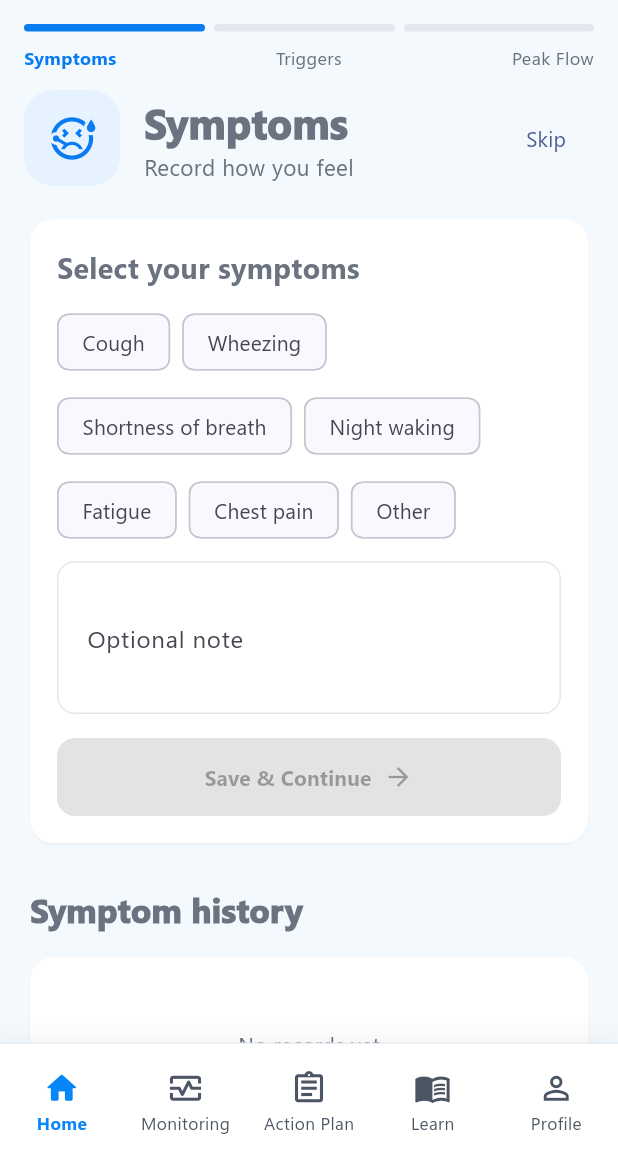
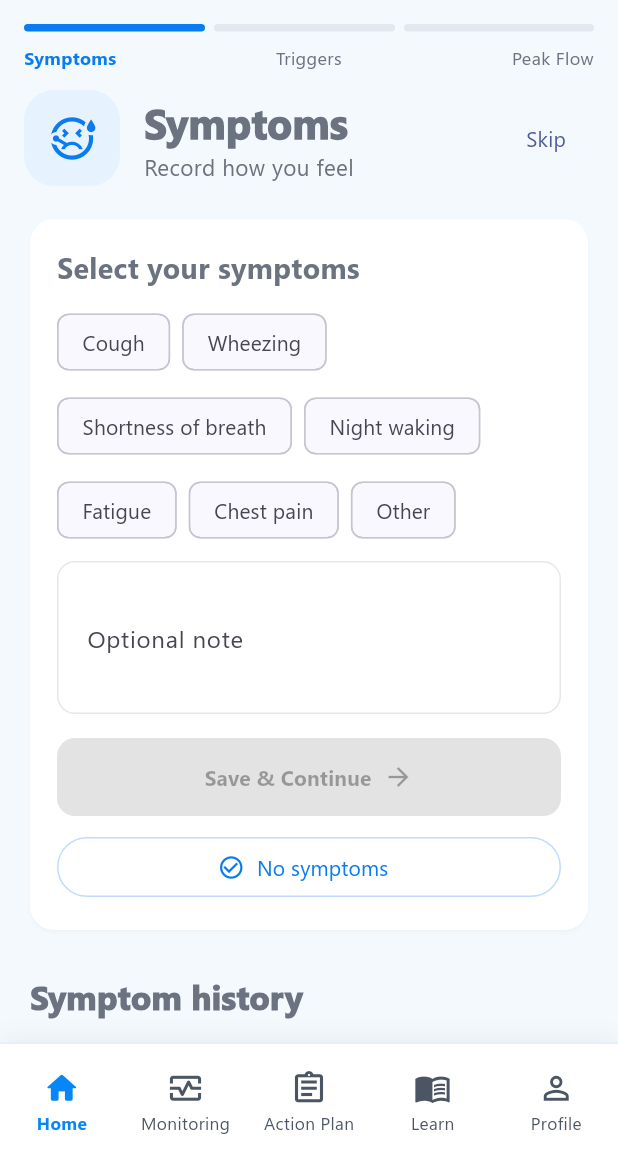
Before and after one commit to mustafawasfi0-code/Asthma1, a Flutter app: the MonitoringScreen screen opened directly, on a phone screen of 412 x 824 dp, the part 84-1236 px from its top. Run offline on Flutter 3.47's test engine with Material 3 defaults, Android fonts, the phone set to English and light mode, and no system bars; our stand-ins replace geolocator, go_router, shared_preferences, supabase_flutter, youtube_player_flutter; accounts and stored records are empty.

Commit message:
تعديلات جديدة

```diff
--- a/lib/screens/monitoring_screen.dart
+++ b/lib/screens/monitoring_screen.dart
@@ -204,6 +204,27 @@ class _MonitoringScreenState extends State<MonitoringScreen> {
 
   void _skip() => _goNext();
 
+  /// Clears any in-progress symptom selections and moves straight to the
+  /// next page, used by the "No symptoms" button.
+  void _noSymptoms() {
+    setState(() {
+      selectedSymptoms.clear();
+      symptomSeverities.clear();
+      symptomNote.clear();
+    });
+    _goNext();
+  }
+
+  /// Clears any in-progress trigger selections and moves straight to the
+  /// next page, used by the "No triggers" button.
+  void _noTriggers() {
+    setState(() {
+      selectedTriggers.clear();
+      customTrigger.clear();
+    });
+    _goNext();
+  }
+
   @override
   Widget build(BuildContext context) => Directionality(
     textDirection: AppState.instance.arabic
@@ -402,6 +423,20 @@ class _MonitoringScreenState extends State<MonitoringScreen> {
                 onPressed: saving || selectedSymptoms.isEmpty
                     ? null
                     : _saveSymptoms,
+              ),
+              const SizedBox(height: 10),
+              SizedBox(
+                width: double.infinity,
+                child: OutlinedButton.icon(
+                  key: const ValueKey('no_symptoms'),
+                  onPressed: saving ? null : _noSymptoms,
+                  icon: const Icon(Icons.check_circle_outline),
+                  label: Text(appText('No symptoms', 'لا توجد أعراض')),
+                  style: OutlinedButton.styleFrom(
+                    foregroundColor: const Color(0xFF087CF0),
+                    side: const BorderSide(color: Color(0xFFBFDBFE)),
+                  ),
+                ),
               ),
             ],
           ),
@@ -569,6 +604,20 @@ class _MonitoringScreenState extends State<MonitoringScreen> {
                 key: const ValueKey('save_triggers'),
                 text: appText('Save & Continue', 'حفظ ومتابعة'),
                 onPressed: saving ? null : _saveTriggers,
+              ),
+              const SizedBox(height: 10),
+              SizedBox(
+                width: double.infinity,
+                child: OutlinedButton.icon(
+                  key: const ValueKey('no_triggers'),
+                  onPressed: saving ? null : _noTriggers,
+                  icon: const Icon(Icons.check_circle_outline),
+                  label: Text(appText('No triggers', 'لا توجد مهيجات')),
+                  style: OutlinedButton.styleFrom(
+                    foregroundColor: const Color(0xFF087CF0),
+                    side: const BorderSide(color: Color(0xFFBFDBFE)),
+                  ),
+                ),
               ),
             ],
           ),
```
Also changed, not shown: lib/screens/main_screens.dart (+8 -8 lines).
